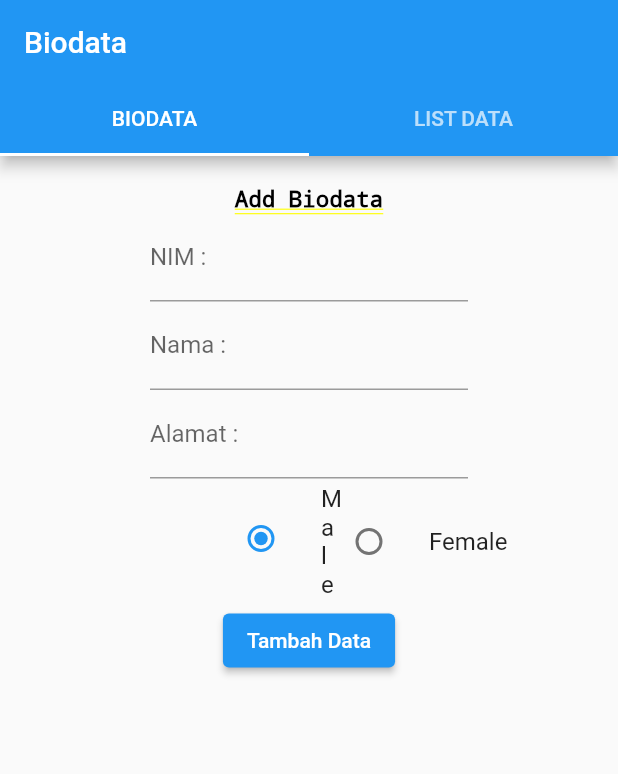
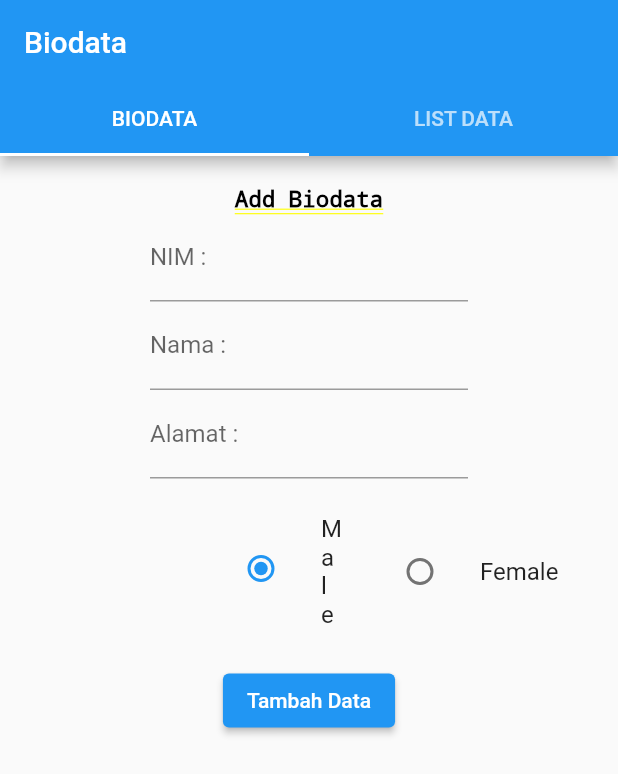
Before and after one commit to AndreMaulanaMustofa/UAS_Kelompok1_Mobile, a Flutter app: the screen it shows after launch, after a tap on "Tambah Data", on a phone screen of 412 x 824 dp. Shown: the top 774 px of the screen. Run offline on Flutter 3.47's test engine with Material 2 defaults, Android fonts, the phone set to English and light mode, and no system bars; our stand-ins replace sqflite; accounts and stored records are empty.

Commit message:
Biodata Changed

```diff
--- a/lib/pages/biodata_page.dart
+++ b/lib/pages/biodata_page.dart
@@ -1,6 +1,6 @@
 import 'package:flutter/material.dart';
 import 'package:flutter/services.dart';
-import 'package:uas_kelompok1_mobile/models/data.dart';
+import 'package:uas_kelompok1_mobile/models/item.dart';
 
 class BiodataPage extends StatelessWidget{
 
@@ -37,8 +37,22 @@ class _mybody extends State<myBody>{
 
   Gender _gender = Gender.male;
 
+  Item item;
+
+  TextEditingController nimController     = TextEditingController();
+  TextEditingController namaController    = TextEditingController();
+  TextEditingController alamatController  = TextEditingController();
+  TextEditingController kelaminController = TextEditingController();
+
   @override
   Widget build(BuildContext context) {
+    if (item != null){
+      nimController.text = item.nim.toString();
+      namaController.text = item.nama;
+      alamatController.text = item.alamat;
+      kelaminController.text = item.kelamin;
+    }
+
     return MaterialApp(
       home: Column(
         children: [
@@ -61,6 +75,7 @@ class _mybody extends State<myBody>{
               ),
               keyboardType: TextInputType.number,
               inputFormatters: [FilteringTextInputFormatter.digitsOnly],
+              controller: nimController,
             ),
             margin: EdgeInsets.only(
               left: 100,
@@ -73,6 +88,7 @@ class _mybody extends State<myBody>{
                 label: Text("Nama :"),
               ),
               keyboardType: TextInputType.name,
+              controller: namaController,
             ),
             margin: EdgeInsets.only(
               left: 100,
@@ -85,6 +101,7 @@ class _mybody extends State<myBody>{
                 label: Text("Alamat :")
               ),
               keyboardType: TextInputType.streetAddress,
+              controller: alamatController,
             ),
             margin: EdgeInsets.only(
               left: 100,
@@ -101,11 +118,12 @@ class _mybody extends State<myBody>{
                     groupValue: _gender,
                     onChanged: (Gender value) {
                       setState(() {
+                        _gender = kelaminController.text as Gender;
                         _gender = value;
                       });
                     },
                   ),
-                  contentPadding: EdgeInsets.only(left: 150),
+                  contentPadding: EdgeInsets.only(left: 150, top: 20, bottom: 20),
                 ),
               ),
               Expanded(
@@ -116,10 +134,12 @@ class _mybody extends State<myBody>{
                     groupValue: _gender,
                     onChanged: (Gender value) {
                       setState(() {
+                        _gender = kelaminController.text as Gender;
                         _gender = value;
                       });
                     },
                   ),
+                  contentPadding: EdgeInsets.only(left: 50, top: 20, bottom: 20),
                 ),
               ),
             ],
@@ -129,7 +149,11 @@ class _mybody extends State<myBody>{
               ElevatedButton(
                 onPressed: (() {
                   if (Item == null){
-                    Item = Item(NIM, nama, alamat, kelamin)
+                    item = Item(
+                      nimController.toString(),
+                      namaController.text,
+                      alamatController.text,
+                      kelaminController.text);
                   }
                 }),
                 child: Text("Tambah Data"),
```
